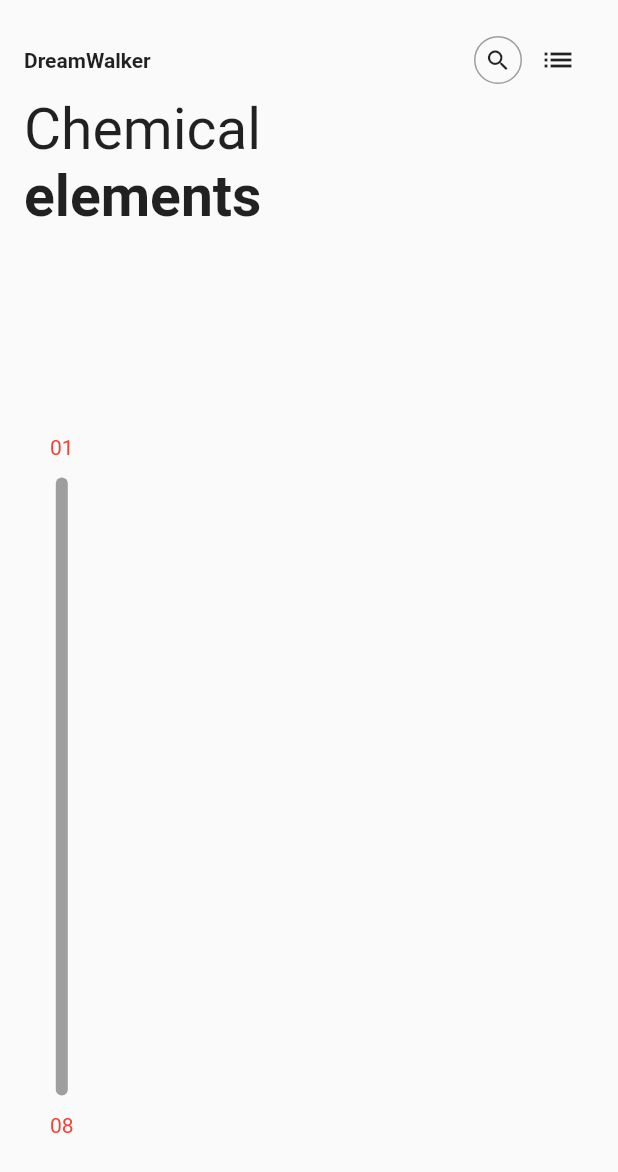
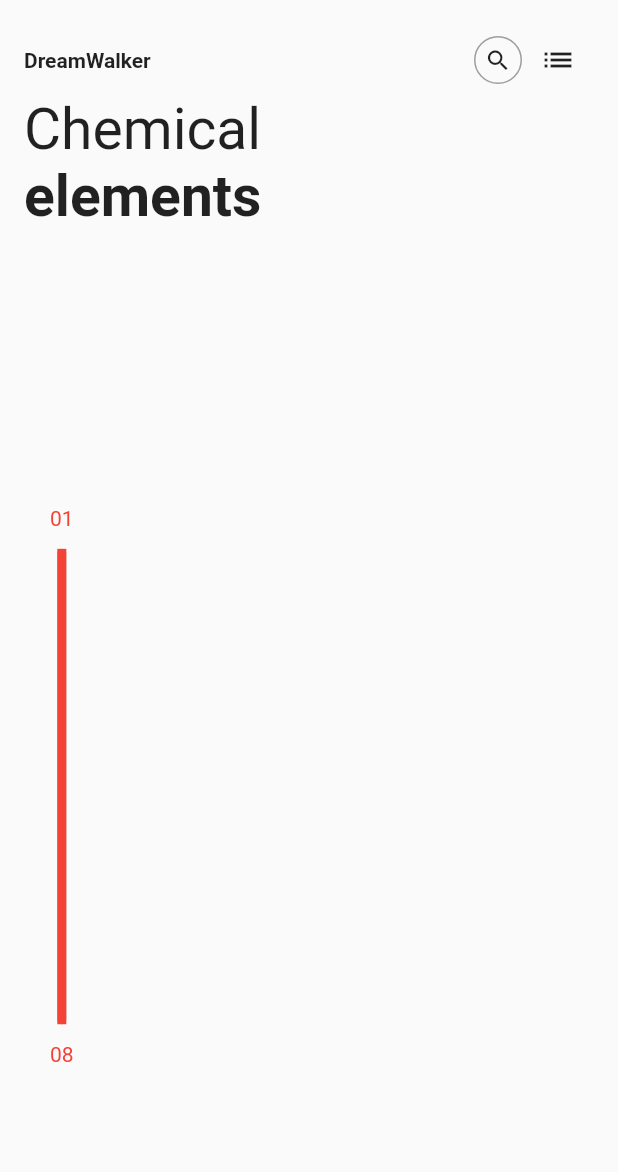
Before and after one commit to JAICHANGPARK/flutter_notebook_8th_story, a Flutter app: the screen it shows after launch, on a phone screen of 412 x 824 dp. Shown: the top 1172 px of the screen. Run offline on Flutter 3.47's test engine with Material 2 defaults, Android fonts, the phone set to English and light mode, and no system bars.

Commit message:
Update element_main_page.dart

```diff
--- a/lib/ep551_element_app/element_main_page.dart
+++ b/lib/ep551_element_app/element_main_page.dart
@@ -17,9 +17,18 @@ class ElementMainPage extends StatefulWidget {
 
 class _ElementMainPageState extends State<ElementMainPage> {
   PageController _pageController = PageController();
+  double _indicatorHeight = 0.0;
+  @override
+  void initState() {
+    // TODO: implement initState
+    super.initState();
+
+  }
 
   @override
   Widget build(BuildContext context) {
+    _indicatorHeight = MediaQuery.of(context).size.height / 2.6 / 8;
+
     return Scaffold(
       body: SafeArea(
         child: Column(
@@ -75,11 +84,19 @@ class _ElementMainPageState extends State<ElementMainPage> {
                         Padding(
                           padding: const EdgeInsets.symmetric(vertical: 12),
                           child: Container(
-                          width: 8,
-                            height: MediaQuery.of(context).size.height / 2,
+                          width: 6,
+                            height: MediaQuery.of(context).size.height / 2.6,
                             decoration: BoxDecoration(
                               color: Colors.grey,
                               borderRadius: BorderRadius.circular(8)
+                            ),
+                            child: AnimatedContainer(
+                              height: _indicatorHeight,
+                              decoration: BoxDecoration(
+                                color: Colors.red
+                              ), duration: Duration(
+                              milliseconds: 500
+                            ),
                             ),
                           ),
                         ),
```
